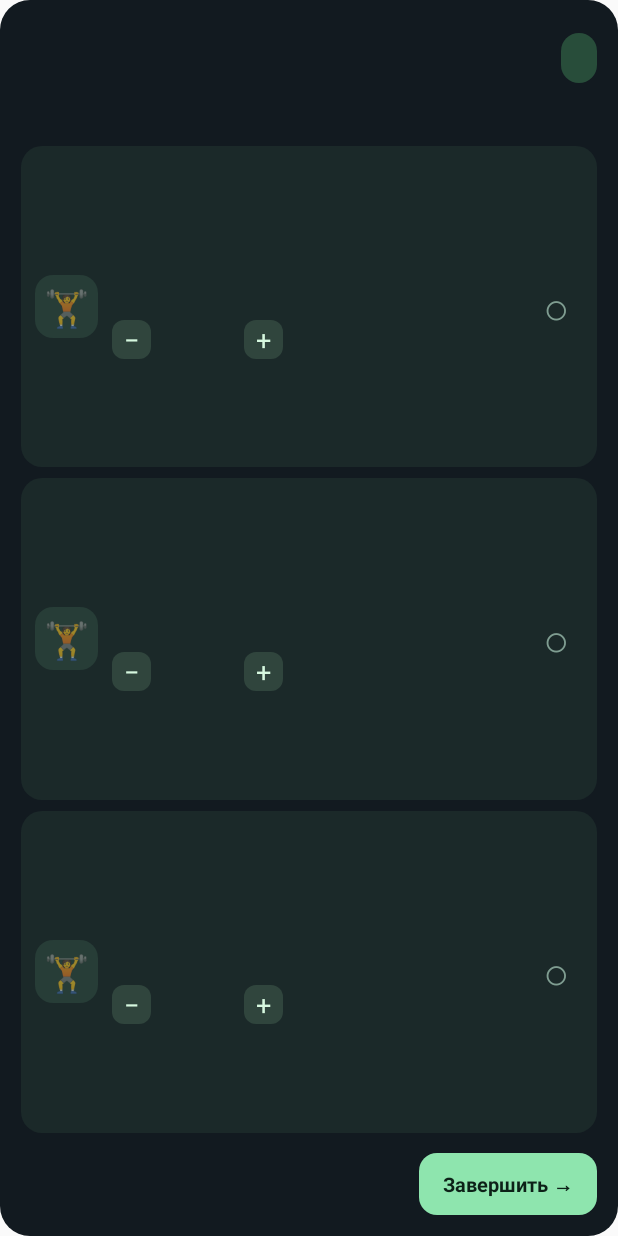
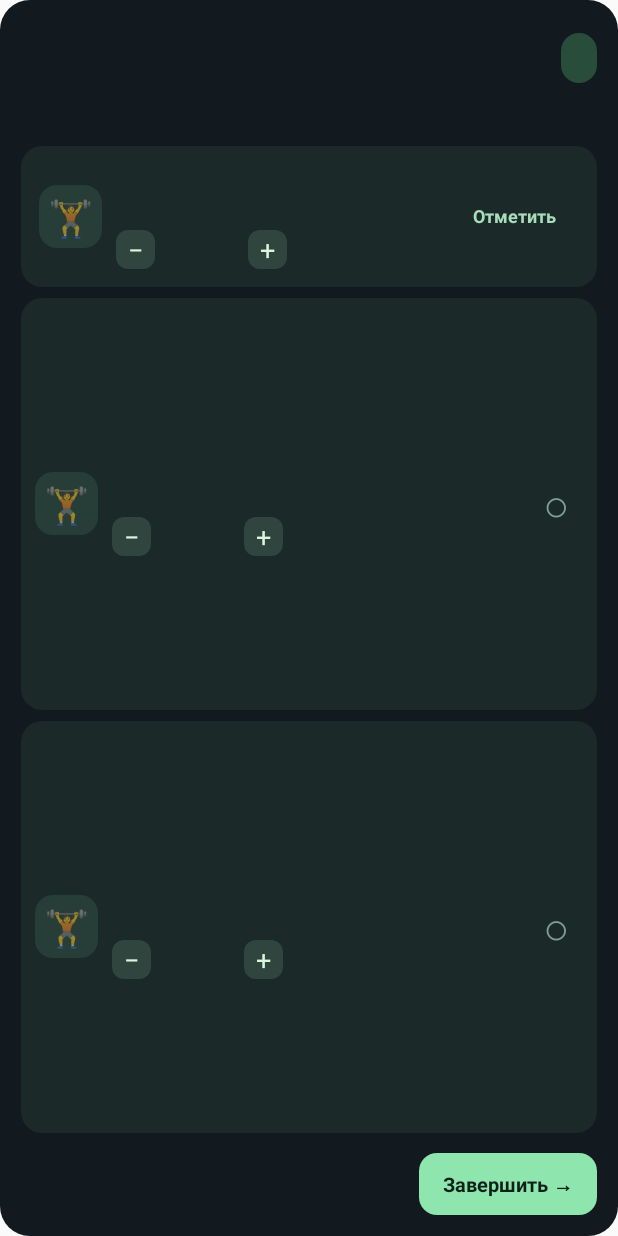
Before and after one commit to DenisovR/workout-widget, an Android app: the layout widget.xml on its own in the app's theme, with its tools: preview values and no code run, on a phone screen of 412 x 824 dp. Run offline under Robolectric (Android 15) with nearby library versions, the phone set to English and light mode, and no system bars.

Commit message:
Make exercise card 1 compact with labeled completion action

```diff
--- a/app/src/main/res/layout/exercise_one.xml
+++ b/app/src/main/res/layout/exercise_one.xml
@@ -1,7 +1,7 @@
 <?xml version="1.0" encoding="utf-8"?>
 <LinearLayout xmlns:android="http://schemas.android.com/apk/res/android"
- android:layout_width="match_parent" android:layout_height="0dp" android:layout_weight="1"
- android:layout_marginBottom="7dp" android:background="@drawable/exercise_card" android:padding="9dp" android:gravity="center_vertical" android:orientation="horizontal">
+ android:layout_width="match_parent" android:layout_height="wrap_content"
+ android:layout_marginBottom="7dp" android:background="@drawable/exercise_card" android:padding="12dp" android:gravity="center_vertical" android:orientation="horizontal">
  <TextView android:id="@+id/icon1" android:layout_width="42dp" android:layout_height="42dp" android:background="@drawable/icon_back" android:gravity="center" android:textSize="24sp" android:text="🏋"/>
  <LinearLayout android:layout_width="0dp" android:layout_height="wrap_content" android:layout_weight="1" android:layout_marginLeft="9dp" android:orientation="vertical">
   <TextView android:id="@+id/name1" android:layout_width="match_parent" android:layout_height="wrap_content" android:textColor="#FFFFFF" android:textSize="13sp" android:textStyle="bold" android:maxLines="2" android:ellipsize="end"/>
@@ -12,5 +12,5 @@
    <TextView android:id="@+id/plus1" android:layout_width="26dp" android:layout_height="26dp" android:gravity="center" android:background="@drawable/small_button" android:text="+" android:textColor="#D6F8DF" android:textSize="18sp"/>
   </LinearLayout>
  </LinearLayout>
- <TextView android:id="@+id/check1" android:layout_width="36dp" android:layout_height="46dp" android:gravity="center" android:text="○" android:textColor="#7F9D91" android:textSize="29sp"/>
+ <TextView android:id="@+id/check1" android:layout_width="86dp" android:layout_height="48dp" android:gravity="center" android:text="Отметить" android:textColor="#A8DDBA" android:textSize="12sp" android:textStyle="bold" android:contentDescription="Отметить выполнение упражнения"/>
 </LinearLayout>
```
